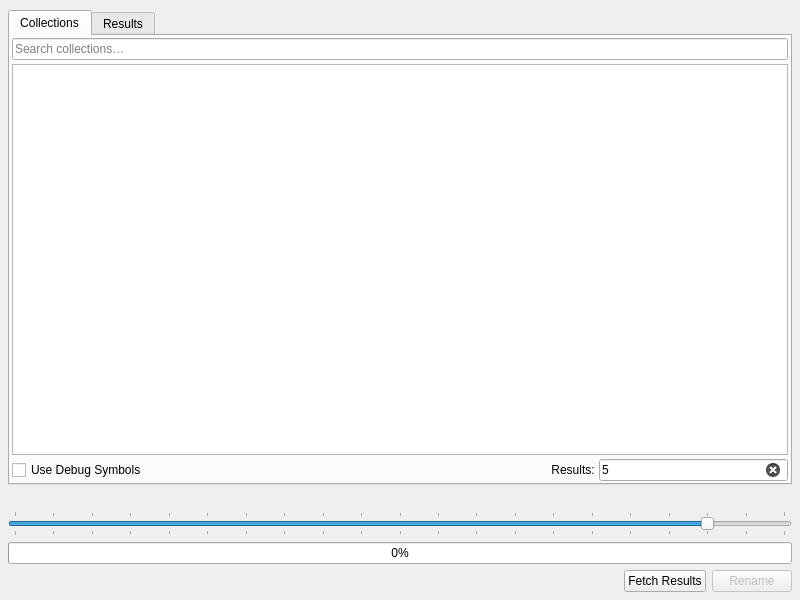
This is revengai/ui/function_similarity_panel.ui in RevEngAI/reai-ida as Qt 5 draws it before an edit. The edited form follows.
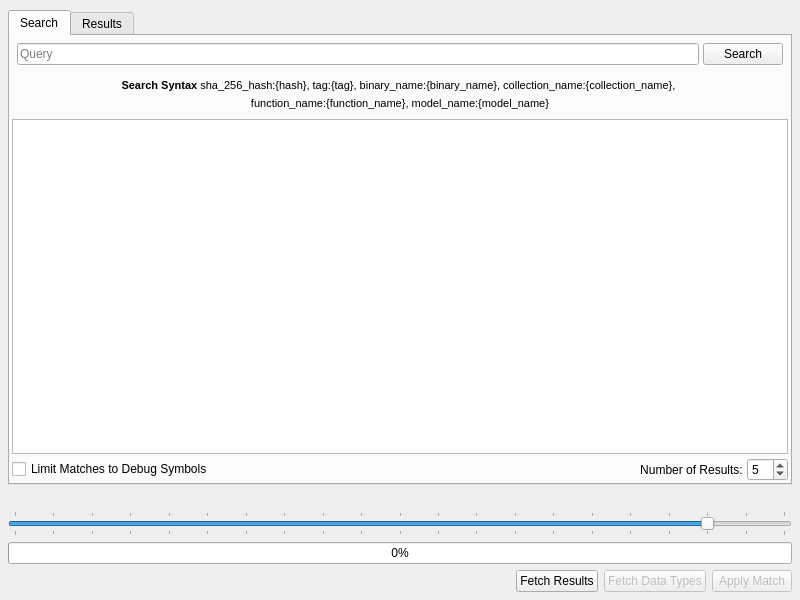
This is the edited form. Icons and pictures are not drawn.

```diff
--- a/revengai/ui/function_similarity_panel.ui
+++ b/revengai/ui/function_similarity_panel.ui
@@ -50,7 +50,7 @@
                     </property>
                     <widget class="QWidget" name="tab">
                         <attribute name="title">
-                            <string>Collections</string>
+       <string>Search</string>
                         </attribute>
                         <layout class="QVBoxLayout">
                             <property name="spacing">
@@ -72,14 +72,71 @@
                                 <number>2</number>
                             </property>
                             <item>
-                                <widget class="QLineEdit" name="collectionsFilter">
+        <layout class="QHBoxLayout" name="horizontalLayout_2">
+         <property name="leftMargin">
+          <number>5</number>
+         </property>
+         <property name="topMargin">
+          <number>5</number>
+         </property>
+         <property name="rightMargin">
+          <number>5</number>
+         </property>
+         <property name="bottomMargin">
+          <number>5</number>
+         </property>
+         <item>
+          <widget class="QLineEdit" name="searchQuery">
                                     <property name="placeholderText">
-                                        <string>Search collections…</string>
+            <string>Query</string>
                                     </property>
                                     <property name="clearButtonEnabled">
                                         <bool>true</bool>
                                     </property>
                                 </widget>
+         </item>
+         <item>
+          <widget class="QPushButton" name="searchButton">
+           <property name="text">
+            <string>Search</string>
+           </property>
+          </widget>
+         </item>
+        </layout>
+       </item>
+       <item>
+        <layout class="QVBoxLayout" name="verticalLayout_2">
+         <property name="leftMargin">
+          <number>5</number>
+         </property>
+         <property name="topMargin">
+          <number>5</number>
+         </property>
+         <property name="rightMargin">
+          <number>5</number>
+         </property>
+         <property name="bottomMargin">
+          <number>5</number>
+         </property>
+         <item>
+          <widget class="QLabel" name="label">
+           <property name="text">
+            <string>&lt;!DOCTYPE HTML PUBLIC &quot;-//W3C//DTD HTML 4.0//EN&quot; &quot;http://www.w3.org/TR/REC-html40/strict.dtd&quot;&gt;
+&lt;html&gt;&lt;head&gt;&lt;meta name=&quot;qrichtext&quot; content=&quot;1&quot; /&gt;&lt;style type=&quot;text/css&quot;&gt;
+p, li { white-space: pre-wrap; }
+&lt;/style&gt;&lt;/head&gt;&lt;body style=&quot; font-family:'MS Shell Dlg 2'; font-size:8pt; font-weight:400; font-style:normal;&quot;&gt;
+&lt;p style=&quot; margin-top:5px; margin-bottom:5px; margin-left:0px; margin-right:0px; -qt-block-indent:0; text-indent:0px;&quot;&gt;&lt;span style=&quot; font-weight:600;&quot;&gt;Search Syntax&lt;/span&gt; sha_256_hash:{hash}, tag:{tag}, binary_name:{binary_name}, collection_name:{collection_name}, &lt;/p&gt;
+&lt;p style=&quot; margin-top:5px; margin-bottom:5px; margin-left:0px; margin-right:0px; -qt-block-indent:0; text-indent:0px;&quot;&gt;function_name:{function_name}, model_name:{model_name}&lt;/p&gt;&lt;/body&gt;&lt;/html&gt;</string>
+           </property>
+           <property name="textFormat">
+            <enum>Qt::RichText</enum>
+           </property>
+           <property name="alignment">
+            <set>Qt::AlignCenter</set>
+           </property>
+          </widget>
+         </item>
+        </layout>
                             </item>
                             <item>
                                 <widget class="QTableView" name="collectionsTable">
@@ -141,7 +198,7 @@
                                     <item>
                                         <widget class="QCheckBox" name="checkBox">
                                             <property name="text">
-                                                <string>Use Debug Symbols</string>
+            <string>Limit Matches to Debug Symbols</string>
                                             </property>
                                         </widget>
                                     </item>
@@ -161,7 +218,7 @@
                                     <item>
                                         <widget class="QLabel" name="label_2">
                                             <property name="text">
-                                                <string>Results:</string>
+            <string>Number of Results:</string>
                                             </property>
                                             <property name="textFormat">
                                                 <enum>Qt::PlainText</enum>
@@ -175,17 +232,15 @@
                                         </widget>
                                     </item>
                                     <item>
-                                        <widget class="QLineEdit" name="lineEdit">
-                                            <property name="text">
-                                                <string>5</string>
-                                            </property>
-                                            <property name="alignment">
-                                                <set>
-                                                    Qt::AlignCenter|Qt::AlignHCenter|Qt::AlignLeading|Qt::AlignLeft|Qt::AlignVCenter
-                                                </set>
-                                            </property>
-                                            <property name="clearButtonEnabled">
-                                                <bool>true</bool>
+          <widget class="QSpinBox" name="spinBox">
+           <property name="minimum">
+            <number>1</number>
+           </property>
+           <property name="maximum">
+            <number>50</number>
+           </property>
+           <property name="value">
+            <number>5</number>
                                             </property>
                                         </widget>
                                     </item>
@@ -348,13 +403,23 @@
                             </property>
                         </widget>
                     </item>
+     <item>
+      <widget class="QPushButton" name="fetchDataTypesButton">
+       <property name="enabled">
+        <bool>false</bool>
+       </property>
+       <property name="text">
+        <string>Fetch Data Types</string>
+       </property>
+      </widget>
+     </item>
                     <item>
                         <widget class="QPushButton" name="renameButton">
                             <property name="enabled">
                                 <bool>false</bool>
                             </property>
                             <property name="text">
-                                <string>Rename</string>
+        <string>Apply Match</string>
                             </property>
                         </widget>
                     </item>
```
Left out of the diff: 31 changed lines with no effect on the pictures. Lines whose indentation alone changed are shown as unchanged.
